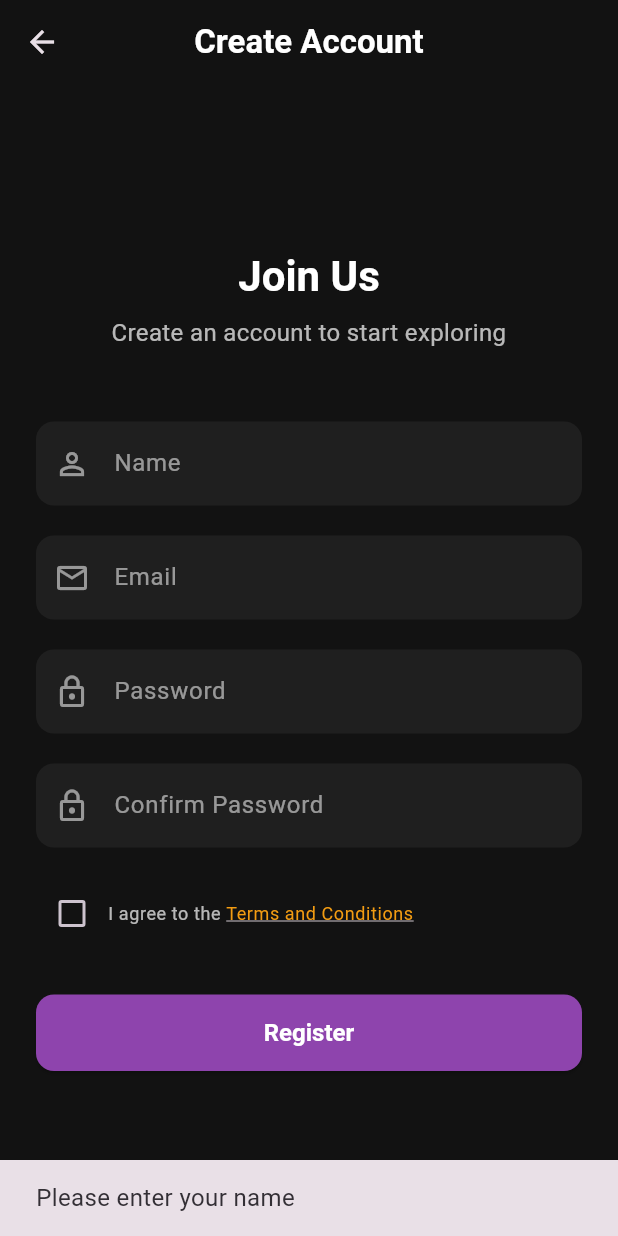
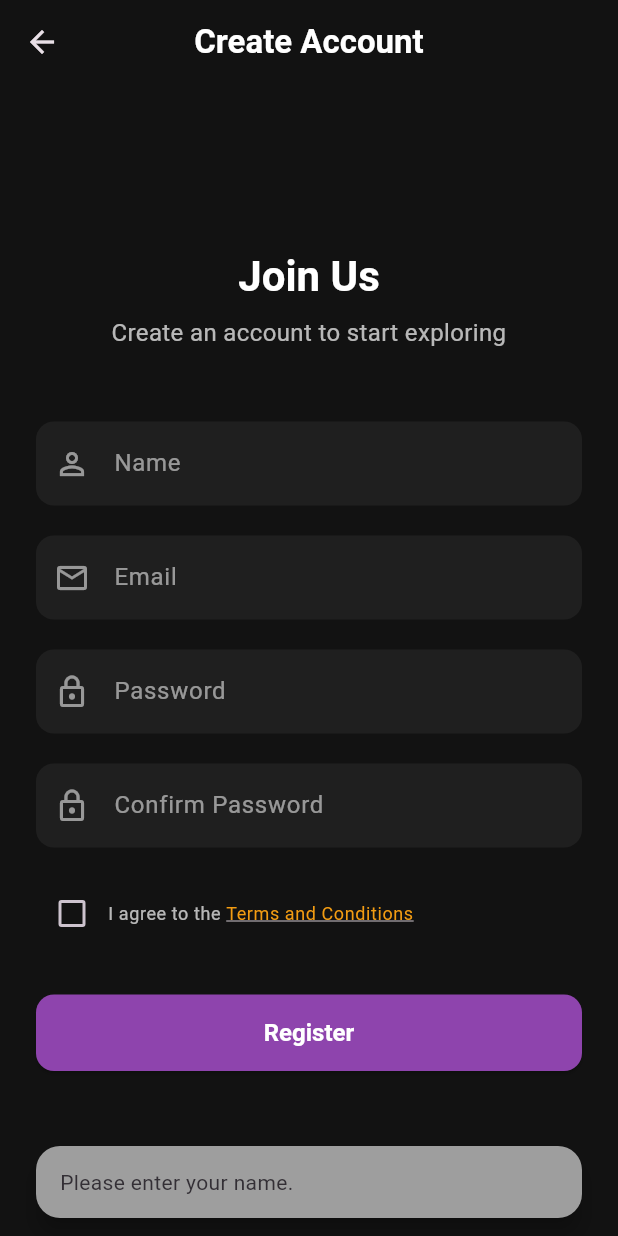
Before and after one commit to sidvashisth2005/Travelling-App, a Flutter app: the RegisterScreen screen opened directly, after a tap on "Register", on a phone screen of 412 x 824 dp. Run offline on Flutter 3.47's test engine with Material 3 defaults, Android fonts, the phone set to English and light mode, and no system bars; our stand-ins replace firebase_auth, firebase_core; accounts and stored records are empty; network calls fail.

```diff
--- a/lib/screens/register_screen.dart
+++ b/lib/screens/register_screen.dart
@@ -19,15 +19,54 @@ class _RegisterScreenState extends State<RegisterScreen> {
 
   void _register() async {
     if (nameController.text.isEmpty) {
-      ScaffoldMessenger.of(context).showSnackBar(const SnackBar(content: Text("Please enter your name")));
+      ScaffoldMessenger.of(context).showSnackBar(
+        SnackBar(
+          content: const Text(
+            "Please enter your name.",
+            style: TextStyle(fontSize: 14),
+          ),
+          duration: Duration(milliseconds: 1500),
+          behavior: SnackBarBehavior.floating,
+          shape: RoundedRectangleBorder(borderRadius: BorderRadius.circular(16)),
+          margin: const EdgeInsets.symmetric(horizontal: 24, vertical: 12),
+          backgroundColor: Colors.grey,
+          elevation: 6,
+        ),
+      );
       return;
     }
     if (passwordController.text != confirmController.text) {
-      ScaffoldMessenger.of(context).showSnackBar(const SnackBar(content: Text("Passwords do not match")));
+      ScaffoldMessenger.of(context).showSnackBar(
+        SnackBar(
+          content: const Text(
+            "Passwords do not match.",
+            style: TextStyle(fontSize: 14),
+          ),
+          duration: Duration(milliseconds: 1500),
+          behavior: SnackBarBehavior.floating,
+          shape: RoundedRectangleBorder(borderRadius: BorderRadius.circular(16)),
+          margin: const EdgeInsets.symmetric(horizontal: 24, vertical: 12),
+          backgroundColor: Colors.grey,
+          elevation: 6,
+        ),
+      );
       return;
     }
     if (!termsAccepted) {
-      ScaffoldMessenger.of(context).showSnackBar(const SnackBar(content: Text("Please accept the Terms and Conditions")));
+      ScaffoldMessenger.of(context).showSnackBar(
+        SnackBar(
+          content: const Text(
+            "Please accept the Terms and Conditions.",
+            style: TextStyle(fontSize: 14),
+          ),
+          duration: Duration(milliseconds: 1500),
+          behavior: SnackBarBehavior.floating,
+          shape: RoundedRectangleBorder(borderRadius: BorderRadius.circular(16)),
+          margin: const EdgeInsets.symmetric(horizontal: 24, vertical: 12),
+          backgroundColor: Colors.grey,
+          elevation: 6,
+        ),
+      );
       return;
     }
     setState(() => isLoading = true);
@@ -40,7 +79,18 @@ class _RegisterScreenState extends State<RegisterScreen> {
     } else {
       if (mounted) {
         ScaffoldMessenger.of(context).showSnackBar(
-          SnackBar(content: Text(error)),
+          SnackBar(
+            content: Text(
+              'Registration failed: $error',
+              style: const TextStyle(fontSize: 14),
+            ),
+            duration: const Duration(milliseconds: 1500),
+            behavior: SnackBarBehavior.floating,
+            shape: RoundedRectangleBorder(borderRadius: BorderRadius.circular(16)),
+            margin: const EdgeInsets.symmetric(horizontal: 24, vertical: 12),
+            backgroundColor: Colors.grey[900],
+            elevation: 6,
+          ),
         );
       }
     }
```
Also changed, not shown: lib/main.dart (+17 -1 lines), lib/screens/account_screen.dart (+26 -1 lines), lib/screens/home_screen.dart (+66 -7 lines), lib/screens/login_screen.dart (+14 -1 lines), lib/services/places_service.dart (+87 -0 lines).
